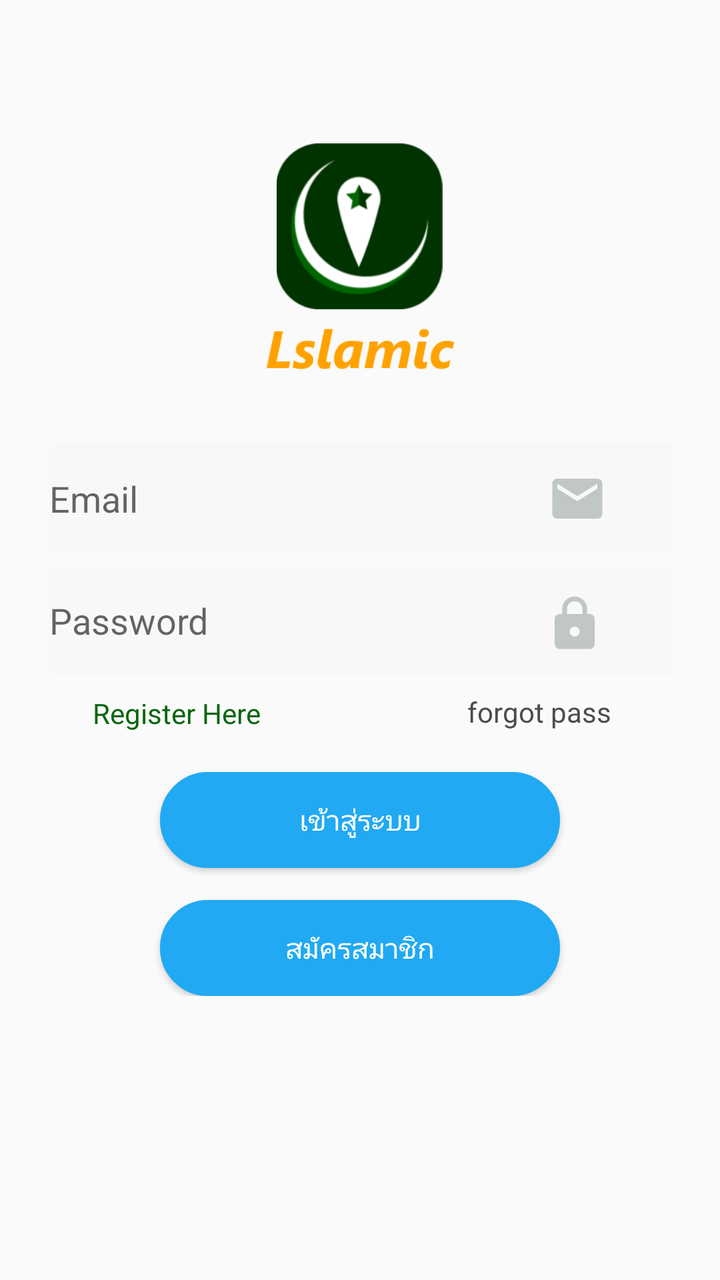
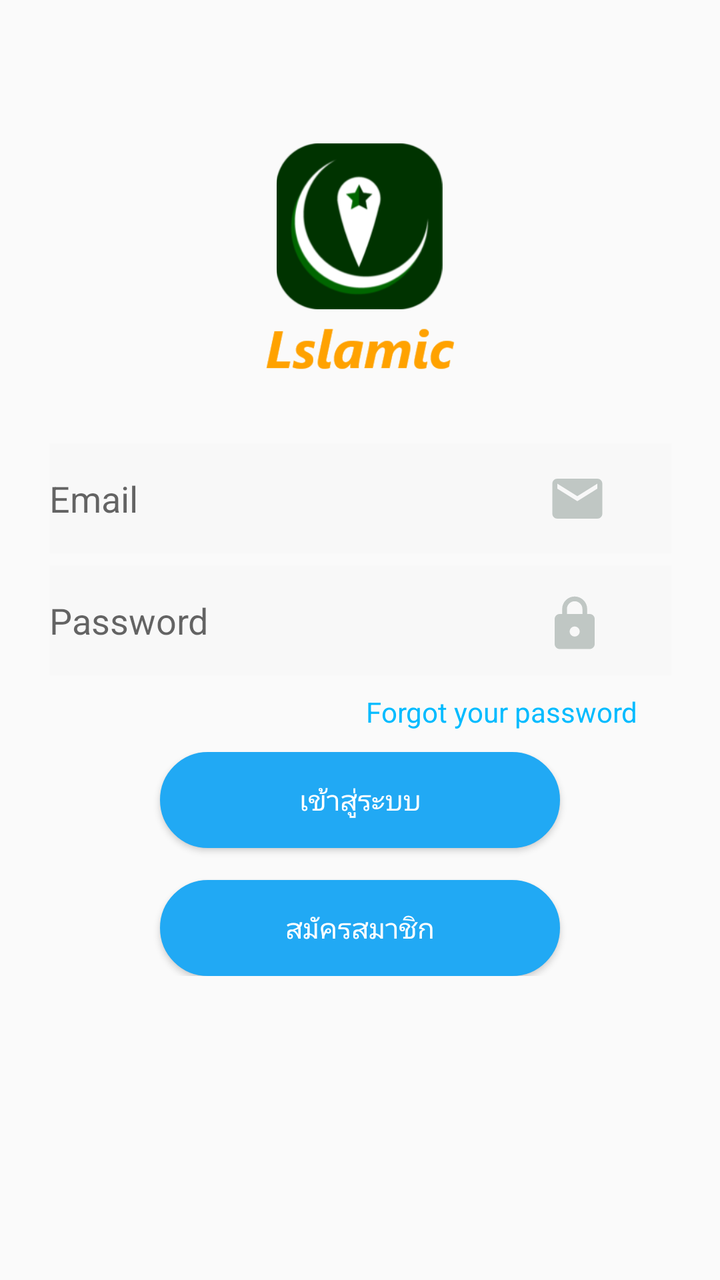

The first picture is an Android layout as it rendered before a commit; the second is the same layout after the commit. The layout source and the unified diff follow.
<!-- AndroidManifest.xml: application theme AppTheme -->
<!-- res/layout/login_fragment.xml -->
<?xml version="1.0" encoding="utf-8"?>
<androidx.constraintlayout.widget.ConstraintLayout xmlns:android="http://schemas.android.com/apk/res/android"
    xmlns:app="http://schemas.android.com/apk/res-auto"
    xmlns:tools="http://schemas.android.com/tools"
    android:id="@+id/container"
    android:layout_width="match_parent"
    android:layout_height="match_parent"
    android:paddingLeft="@dimen/activity_horizontal_margin"
    android:paddingTop="@dimen/activity_vertical_margin"
    android:paddingRight="@dimen/activity_horizontal_margin"
    android:paddingBottom="@dimen/activity_vertical_margin">


    <ImageView
        android:id="@+id/logo"
        android:layout_width="112dp"
        android:layout_height="83dp"
        android:contentDescription="@string/welcome"
        app:layout_constraintBottom_toBottomOf="parent"
        app:layout_constraintEnd_toEndOf="parent"
        app:layout_constraintHorizontal_bias="0.498"
        app:layout_constraintStart_toStartOf="parent"
        app:layout_constraintTop_toTopOf="parent"
        app:layout_constraintVertical_bias="0.106"
        app:srcCompat="@drawable/logo_1" />

    <EditText
        android:id="@+id/email"
        android:layout_width="311dp"
        android:layout_height="55dp"
        android:autofillHints=""
        android:background="#F8F8F8"
        android:backgroundTint="#F8F8F8"
        android:hint="@string/email"
        android:inputType="text"
        android:selectAllOnFocus="true"
        android:textColor="#ACACAC"
        android:textColorHighlight="#EAEAEA"
        android:textColorLink="#02FFC4"
        app:layout_constraintBottom_toBottomOf="parent"
        app:layout_constraintEnd_toEndOf="parent"
        app:layout_constraintStart_toStartOf="parent"
        app:layout_constraintTop_toTopOf="parent"
        app:layout_constraintVertical_bias="0.372" />

    <ProgressBar
        android:id="@+id/loading"
        android:layout_width="wrap_content"
        android:layout_height="wrap_content"
        android:layout_gravity="center"
        android:layout_marginStart="32dp"
        android:layout_marginTop="64dp"
        android:layout_marginEnd="32dp"
        android:layout_marginBottom="64dp"
        android:visibility="gone"
        app:layout_constraintBottom_toBottomOf="parent"
        app:layout_constraintEnd_toEndOf="@+id/password"
        app:layout_constraintHorizontal_bias="0.502"
        app:layout_constraintStart_toStartOf="@+id/password"
        app:layout_constraintTop_toTopOf="parent"
        app:layout_constraintVertical_bias="0.368" />

    <EditText
        android:id="@+id/password"
        android:layout_width="311dp"
        android:layout_height="55dp"
        android:autofillHints=""
        android:background="#F8F8F8"
        android:hint="@string/password"
        android:imeOptions="actionDone"
        android:inputType="textPassword"
        android:selectAllOnFocus="true"
        android:textColor="#DADADA"
        android:textColorHighlight="#EAEAEA"
        android:textColorLink="#00DFAB"
        app:layout_constraintBottom_toBottomOf="parent"
        app:layout_constraintEnd_toEndOf="parent"
        app:layout_constraintStart_toStartOf="parent"
        app:layout_constraintTop_toTopOf="parent"
        app:layout_constraintVertical_bias="0.482" />

    <ImageView
        android:id="@+id/lock"
        android:layout_width="50dp"
        android:layout_height="wrap_content"
        android:contentDescription="@string/ick"
        android:src="@drawable/ic_lock"
        app:layout_constraintBottom_toBottomOf="parent"
        app:layout_constraintEnd_toEndOf="parent"
        app:layout_constraintHorizontal_bias="0.886"
        app:layout_constraintStart_toStartOf="parent"
        app:layout_constraintTop_toTopOf="parent"
        app:layout_constraintVertical_bias="0.486" />

    <ImageView
        android:id="@+id/logoname"
        android:layout_width="95dp"
        android:layout_height="36dp"
        android:contentDescription="@string/welcome"
        app:layout_constraintBottom_toBottomOf="parent"
        app:layout_constraintEnd_toEndOf="parent"
        app:layout_constraintStart_toStartOf="parent"
        app:layout_constraintTop_toTopOf="parent"
        app:layout_constraintVertical_bias="0.243"
        app:srcCompat="@drawable/lslamic_1" />

    <TextView
        android:id="@+id/registerhere"
        android:layout_width="86dp"
        android:layout_height="23dp"
        android:contentDescription="@string/bt_registerhere"
        android:foregroundTint="#E8E3E3"
        android:onClick="@string/bt_registerhere"
        android:text="@string/bt_registerhere"
        android:textColor="#0A650E"
        app:layout_constraintBottom_toBottomOf="parent"
        app:layout_constraintEnd_toEndOf="parent"
        app:layout_constraintHorizontal_bias="0.126"
        app:layout_constraintStart_toStartOf="parent"
        app:layout_constraintTop_toTopOf="parent"
        app:layout_constraintVertical_bias="0.566" />

    <TextView
        android:id="@+id/forgotpass"
        android:layout_width="78dp"
        android:layout_height="21dp"
        android:contentDescription="@string/bt_registerhere"
        android:foregroundTint="#E8E3E3"
        android:onClick="@string/bt_registerhere"
        android:text="@string/forgotpass"
        android:textColor="#4C4C4C"
        app:layout_constraintBottom_toBottomOf="parent"
        app:layout_constraintEnd_toEndOf="parent"
        app:layout_constraintHorizontal_bias="0.87"
        app:layout_constraintStart_toStartOf="parent"
        app:layout_constraintTop_toTopOf="parent"
        app:layout_constraintVertical_bias="0.563" />

    <ImageView
        android:id="@+id/iconemail"
        android:layout_width="50dp"
        android:layout_height="wrap_content"
        android:contentDescription="@string/ic"
        android:src="@drawable/ic_email"
        app:layout_constraintBottom_toBottomOf="parent"
        app:layout_constraintEnd_toEndOf="parent"
        app:layout_constraintHorizontal_bias="0.891"
        app:layout_constraintStart_toStartOf="parent"
        app:layout_constraintTop_toTopOf="parent"
        app:layout_constraintVertical_bias="0.378" />

    <LinearLayout
        android:layout_marginTop="16dp"
        android:gravity="center_horizontal"
        app:layout_constraintTop_toBottomOf="@+id/registerhere"
        android:layout_width="match_parent"
        android:layout_height="wrap_content"
        android:orientation="vertical">


        <Button
            android:id="@+id/btn_login"
            android:paddingStart="@dimen/text_size_16"
            android:paddingEnd="@dimen/text_size_16"
            android:layout_width="200dp"
            android:layout_height="wrap_content"
            android:background="@drawable/btn_blue"
            android:textColor="@color/white"
            android:layout_gravity="center_horizontal"
            android:text="เข้าสู่ระบบ"
            tools:ignore="MissingConstraints" />

        <Button
            android:layout_marginTop="@dimen/text_size_16"
            android:id="@+id/btn_register"
            android:paddingStart="@dimen/text_size_16"
            android:paddingEnd="@dimen/text_size_16"
            android:layout_width="200dp"
            android:layout_height="wrap_content"
            android:background="@drawable/btn_blue"
            android:textColor="@color/white"
            android:layout_gravity="center_horizontal"
            android:text="สมัครสมาชิก"
            tools:ignore="MissingConstraints" />
    </LinearLayout>


    <TextView
        android:visibility="gone"
        android:id="@+id/or"
        android:layout_width="14dp"
        android:layout_height="23dp"
        android:contentDescription="@string/bt_registerhere"
        android:foregroundTint="#E8E3E3"
        android:onClick="@string/bt_registerhere"
        android:text="@string/or"
        android:textColor="#0A650E"
        app:layout_constraintBottom_toBottomOf="parent"
        app:layout_constraintEnd_toEndOf="parent"
        app:layout_constraintHorizontal_bias="0.498"
        app:layout_constraintStart_toStartOf="parent"
        app:layout_constraintTop_toTopOf="parent"
        app:layout_constraintVertical_bias="0.751" />

    <ImageView
        android:visibility="gone"
        android:id="@+id/bt_loginface"
        android:layout_width="185dp"
        android:layout_height="55dp"
        android:contentDescription="@string/loginface"
        app:layout_constraintBottom_toBottomOf="parent"
        app:layout_constraintEnd_toEndOf="parent"
        app:layout_constraintStart_toStartOf="parent"
        app:layout_constraintTop_toTopOf="parent"
        app:layout_constraintVertical_bias="0.834"
        app:srcCompat="@drawable/group_138" />

</androidx.constraintlayout.widget.ConstraintLayout>
<!-- resources referenced by this layout -->
<resources>
  <color name="white">#FFFFFF</color>
  <dimen name="activity_horizontal_margin">16dp</dimen>
  <dimen name="activity_vertical_margin">16dp</dimen>
  <dimen name="text_size_16">16dp</dimen>
  <!-- drawable btn_blue (drawable) -->
  <?xml version="1.0" encoding="utf-8"?>
  <shape xmlns:android="http://schemas.android.com/apk/res/android">
      <size android:height="28dp" />
      <corners android:radius="50dp" />
      <stroke
          android:width="1dp"
          android:color="@color/colorsky" />
      <gradient
          android:startColor="@color/colorsky"
          android:centerColor="@color/colorsky"
          android:endColor="@color/colorsky"
          android:centerY="33%"
          android:angle="-90" />
  </shape>
  <!-- drawable group_138: png bitmap (drawable-xhdpi, 14156 bytes) -->
  <!-- drawable ic_email (drawable) -->
  <vector android:height="30dp" android:tint="#C0C7C4"
      android:viewportHeight="24" android:viewportWidth="24"
      android:width="30dp" xmlns:android="http://schemas.android.com/apk/res/android">
      <path android:fillColor="@android:color/white" android:pathData="M20,4L4,4c-1.1,0 -1.99,0.9 -1.99,2L2,18c0,1.1 0.9,2 2,2h16c1.1,0 2,-0.9 2,-2L22,6c0,-1.1 -0.9,-2 -2,-2zM20,8l-8,5 -8,-5L4,6l8,5 8,-5v2z"/>
  </vector>
  <!-- drawable ic_lock (drawable) -->
  <vector android:height="30dp" android:tint="#C0C7C4"
      android:viewportHeight="24" android:viewportWidth="24"
      android:width="30dp" xmlns:android="http://schemas.android.com/apk/res/android">
      <path android:fillColor="@android:color/white" android:pathData="M18,8h-1L17,6c0,-2.76 -2.24,-5 -5,-5S7,3.24 7,6v2L6,8c-1.1,0 -2,0.9 -2,2v10c0,1.1 0.9,2 2,2h12c1.1,0 2,-0.9 2,-2L20,10c0,-1.1 -0.9,-2 -2,-2zM12,17c-1.1,0 -2,-0.9 -2,-2s0.9,-2 2,-2 2,0.9 2,2 -0.9,2 -2,2zM15.1,8L8.9,8L8.9,6c0,-1.71 1.39,-3.1 3.1,-3.1 1.71,0 3.1,1.39 3.1,3.1v2z"/>
  </vector>
  <!-- drawable logo_1: png bitmap (drawable, 15968 bytes) -->
  <!-- drawable lslamic_1: png bitmap (drawable, 4133 bytes) -->
  <string name="bt_registerhere">Register Here</string>
  <string name="email">Email</string>
  <string name="forgotpass">forgot pass</string>
  <string name="ic" />
  <string name="ick" />
  <string name="loginface" />
  <string name="or">or</string>
  <string name="password">Password</string>
  <string name="welcome">"Welcome !"</string>
  <style name="AppTheme" parent="Theme.AppCompat.Light.DarkActionBar">
          
          <item name="colorPrimary">@color/colorPrimary</item>
          <item name="colorPrimaryDark">@color/colorPrimaryDark</item>
          <item name="colorAccent">@color/colorPrimaryDark</item>
  
          
  
      </style>
  <color name="colorsky">#21A9F4</color>
  <color name="colorPrimary">#fc813d</color>
  <color name="colorPrimaryDark">#f66421</color>
</resources>

<!-- the commit's change to res/layout/login_fragment.xml (unified diff, before → after) -->
@@ -105,6 +105,7 @@
         app:srcCompat="@drawable/lslamic_1" />
 
     <TextView
+        android:visibility="gone"
         android:id="@+id/registerhere"
         android:layout_width="86dp"
         android:layout_height="23dp"
@@ -122,13 +123,13 @@
 
     <TextView
         android:id="@+id/forgotpass"
-        android:layout_width="78dp"
+        android:layout_width="wrap_content"
         android:layout_height="21dp"
         android:contentDescription="@string/bt_registerhere"
         android:foregroundTint="#E8E3E3"
         android:onClick="@string/bt_registerhere"
         android:text="@string/forgotpass"
-        android:textColor="#4C4C4C"
+        android:textColor="@color/colorBlueCheck"
         app:layout_constraintBottom_toBottomOf="parent"
         app:layout_constraintEnd_toEndOf="parent"
         app:layout_constraintHorizontal_bias="0.87"
<!-- resource entries referenced after the edit -->
@@ -1,5 +1,6 @@
 <!-- resources referenced by this layout -->
 <resources>
+  <color name="colorBlueCheck">#00BBFF</color>
   <color name="white">#FFFFFF</color>
   <dimen name="activity_horizontal_margin">16dp</dimen>
   <dimen name="activity_vertical_margin">16dp</dimen>
@@ -36,7 +37,7 @@
   <!-- drawable lslamic_1: png bitmap (drawable, 4133 bytes) -->
   <string name="bt_registerhere">Register Here</string>
   <string name="email">Email</string>
-  <string name="forgotpass">forgot pass</string>
+  <string name="forgotpass">Forgot your password</string>
   <string name="ic" />
   <string name="ick" />
   <string name="loginface" />
